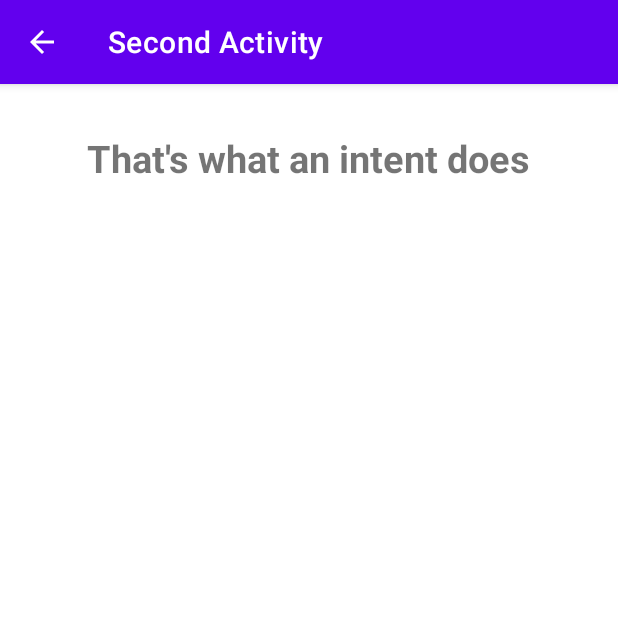
After one commit to Annin7y/GDGFirstApp, an Android app: the SecondActivity screen opened directly, with no data from a screen before it, on a phone screen of 412 x 824 dp, the top half of it. The commit adds this screen. Run offline under Robolectric (Android 15) with nearby library versions, the phone set to English and light mode, and no system bars.

Commit message:
update code : Second Activity added

```diff
--- /dev/null
+++ b/app/src/main/java/cloudgdgtoronto/firstapp/ui/SecondActivity.kt
@@ -0,0 +1,14 @@
+package cloudgdgtoronto.firstapp.ui
+
+import android.os.Bundle
+import androidx.appcompat.app.AppCompatActivity
+import cloudgdgtoronto.firstapp.R
+
+class SecondActivity : AppCompatActivity()
+{
+    override fun onCreate(savedInstanceState: Bundle?) {
+        super.onCreate(savedInstanceState)
+        setContentView(R.layout.activity_second)
+
+    }
+}
--- /dev/null
+++ b/app/src/main/res/layout/activity_second.xml
@@ -0,0 +1,22 @@
+<?xml version="1.0" encoding="utf-8"?>
+<androidx.constraintlayout.widget.ConstraintLayout xmlns:android="http://schemas.android.com/apk/res/android"
+    android:layout_width="match_parent"
+    android:layout_height="match_parent"
+    xmlns:app="http://schemas.android.com/apk/res-auto">
+
+    <TextView
+        android:id="@+id/welcome_text"
+        android:layout_width="wrap_content"
+        android:layout_height="wrap_content"
+        android:text="@string/that_s_what_an_intent_does"
+        android:textSize="25sp"
+        android:textStyle="bold"
+        android:layout_marginTop="32dp"
+        app:layout_constraintEnd_toEndOf="parent"
+        app:layout_constraintLeft_toLeftOf="parent"
+        app:layout_constraintRight_toRightOf="parent"
+        app:layout_constraintStart_toStartOf="parent"
+        app:layout_constraintTop_toTopOf="parent"
+        app:layout_constraintVertical_bias="0.139" />
+
+</androidx.constraintlayout.widget.ConstraintLayout>
--- /dev/null
+++ b/app/src/main/res/values/dimens.xml
@@ -0,0 +1,6 @@
+<?xml version="1.0" encoding="utf-8"?>
+<resources>
+    <dimen name="welcome_text_size">20sp</dimen>
+    <dimen name="main_text_margin_top">32dp</dimen>
+    <dimen name="main_button_margin_top">20dp</dimen>
+</resources>
--- a/app/src/main/res/values/strings.xml
+++ b/app/src/main/res/values/strings.xml
@@ -1,3 +1,7 @@
 <resources>
     <string name="app_name">GDGFirstApp</string>
+    <string name="that_s_what_an_intent_does">That\'s what an intent does</string>
+    <string name="second_act_manifest">Second Activity</string>
+    <string name="take_me_to_the_site">Take me to the site</string>
+    <string name="take_me_to_the_other_activity">Take me to the other activity</string>
 </resources>
```
Also changed, not shown: app/src/main/AndroidManifest.xml (+12 -1 lines), app/src/main/java/cloudgdgtoronto/firstapp/ui/MainActivity.kt (renamed from app/src/main/java/cloudgdgtoronto/firstapp/MainActivity.kt, +15 -1 lines), app/src/main/res/layout/activity_main.xml (+19 -5 lines).
